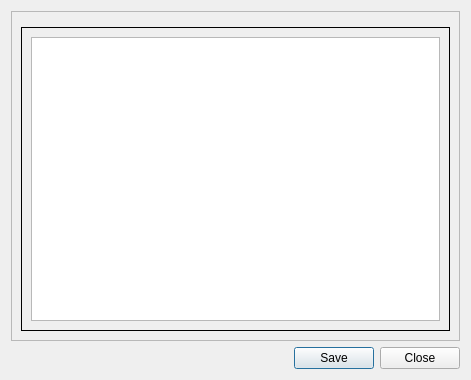
This is src/distanceResults.ui in TheWizier/Genome-Tools-for-ChimeraX as Qt 5 draws it before an edit. The edited form follows.
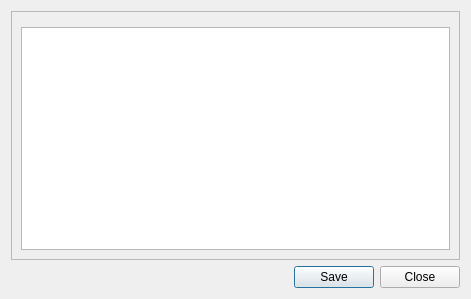
This is the edited form.

Commit message: Distance tool finished

Diff of the .ui file:
```diff
--- a/src/distanceResults.ui
+++ b/src/distanceResults.ui
@@ -7,7 +7,7 @@
     <x>0</x>
     <y>0</y>
     <width>471</width>
-    <height>380</height>
+    <height>299</height>
    </rect>
   </property>
   <property name="windowTitle">
@@ -25,7 +25,7 @@
         <x>0</x>
         <y>0</y>
         <width>451</width>
-        <height>331</height>
+        <height>248</height>
        </rect>
       </property>
       <layout class="QVBoxLayout" name="verticalLayout_2">
@@ -40,33 +40,51 @@
         </widget>
        </item>
        <item>
-        <widget class="QFrame" name="frame_2">
-         <property name="frameShape">
-          <enum>QFrame::Box</enum>
-         </property>
-         <property name="frameShadow">
-          <enum>QFrame::Plain</enum>
-         </property>
-         <layout class="QVBoxLayout" name="verticalLayout_3">
-          <item>
-           <widget class="QTextEdit" name="textEdit"/>
-          </item>
-         </layout>
-        </widget>
+        <widget class="QTextEdit" name="textEdit"/>
        </item>
       </layout>
      </widget>
     </widget>
    </item>
    <item>
-    <widget class="QDialogButtonBox" name="buttonBox">
-     <property name="orientation">
-      <enum>Qt::Horizontal</enum>
-     </property>
-     <property name="standardButtons">
-      <set>QDialogButtonBox::Close|QDialogButtonBox::Save</set>
-     </property>
-    </widget>
+    <layout class="QHBoxLayout" name="horizontalLayout">
+     <item>
+      <spacer name="horizontalSpacer">
+       <property name="orientation">
+        <enum>Qt::Horizontal</enum>
+       </property>
+       <property name="sizeHint" stdset="0">
+        <size>
+         <width>40</width>
+         <height>20</height>
+        </size>
+       </property>
+      </spacer>
+     </item>
+     <item>
+      <widget class="QPushButton" name="saveButton">
+       <property name="text">
+        <string>Save</string>
+       </property>
+       <property name="autoDefault">
+        <bool>false</bool>
+       </property>
+       <property name="default">
+        <bool>true</bool>
+       </property>
+      </widget>
+     </item>
+     <item>
+      <widget class="QPushButton" name="closeButton">
+       <property name="text">
+        <string>Close</string>
+       </property>
+       <property name="autoDefault">
+        <bool>false</bool>
+       </property>
+      </widget>
+     </item>
+    </layout>
    </item>
   </layout>
  </widget>
```
Left out of the diff: 28 changed lines with no effect on the pictures. The commit also changes 17 other files.
